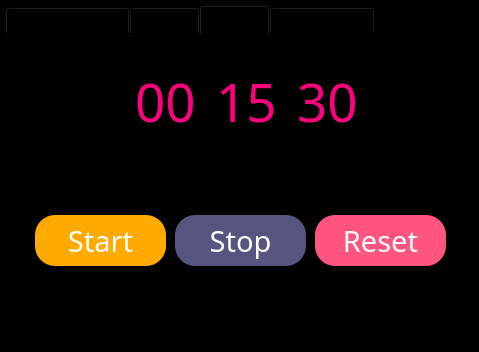
Old version of the form 25/mainwindow.ui in the repository dehmovlaei/PyLearn.
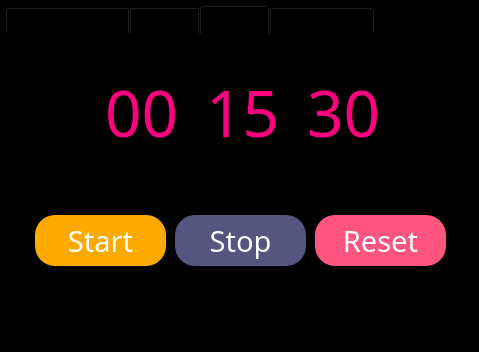
New version of the form. The open tabs and pages were chosen to show the change.

Diff of the .ui file:
```diff
--- a/25/mainwindow.ui
+++ b/25/mainwindow.ui
@@ -1108,10 +1108,10 @@
      <widget class="QLineEdit" name="tb_hour_timer">
       <property name="geometry">
        <rect>
-        <x>115</x>
-        <y>30</y>
-        <width>81</width>
-        <height>71</height>
+        <x>87</x>
+        <y>31</y>
+        <width>101</width>
+        <height>91</height>
        </rect>
       </property>
       <property name="palette">
@@ -1226,7 +1226,7 @@
       <property name="font">
        <font>
         <family>FS Sevegment</family>
-        <pointsize>40</pointsize>
+        <pointsize>48</pointsize>
         <italic>false</italic>
         <bold>false</bold>
         <underline>false</underline>
@@ -1240,16 +1240,16 @@
        <string>00</string>
       </property>
       <property name="alignment">
-       <set>Qt::AlignRight|Qt::AlignTrailing|Qt::AlignVCenter</set>
+       <set>Qt::AlignCenter</set>
       </property>
      </widget>
      <widget class="QLineEdit" name="tb_minute_timer">
       <property name="geometry">
        <rect>
-        <x>196</x>
-        <y>30</y>
-        <width>81</width>
-        <height>71</height>
+        <x>188</x>
+        <y>31</y>
+        <width>101</width>
+        <height>91</height>
        </rect>
       </property>
       <property name="palette">
@@ -1364,7 +1364,7 @@
       <property name="font">
        <font>
         <family>FS Sevegment</family>
-        <pointsize>40</pointsize>
+        <pointsize>48</pointsize>
         <italic>false</italic>
         <bold>false</bold>
         <underline>false</underline>
@@ -1378,16 +1378,16 @@
        <string>15</string>
       </property>
       <property name="alignment">
-       <set>Qt::AlignRight|Qt::AlignTrailing|Qt::AlignVCenter</set>
+       <set>Qt::AlignCenter</set>
       </property>
      </widget>
      <widget class="QLineEdit" name="tb_second_timer">
       <property name="geometry">
        <rect>
-        <x>277</x>
-        <y>30</y>
-        <width>81</width>
-        <height>71</height>
+        <x>289</x>
+        <y>31</y>
+        <width>101</width>
+        <height>91</height>
        </rect>
       </property>
       <property name="palette">
@@ -1502,7 +1502,7 @@
       <property name="font">
        <font>
         <family>FS Sevegment</family>
-        <pointsize>40</pointsize>
+        <pointsize>48</pointsize>
         <italic>false</italic>
         <bold>false</bold>
         <underline>false</underline>
@@ -1516,7 +1516,7 @@
        <string>30</string>
       </property>
       <property name="alignment">
-       <set>Qt::AlignRight|Qt::AlignTrailing|Qt::AlignVCenter</set>
+       <set>Qt::AlignCenter</set>
       </property>
      </widget>
     </widget>
```
Left out of the diff: 10 changed lines with no effect on the pictures.
